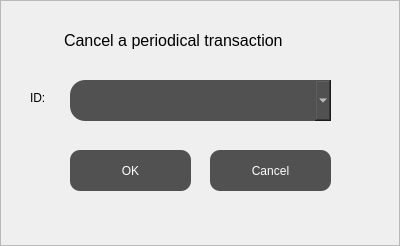
Old version of the form GUI/PCancellingFrame.ui in the repository i800/BankClient.
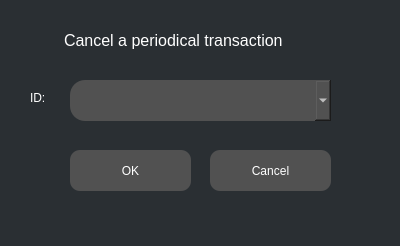
New version of the form.

Commit message: Periodical transaction cancelling fix.

```diff
--- a/GUI/PCancellingFrame.ui
+++ b/GUI/PCancellingFrame.ui
@@ -13,6 +13,14 @@
   <property name="windowTitle">
    <string>Frame</string>
   </property>
+  <property name="styleSheet">
+   <string notr="true">QFrame {
+    background-color: rgb(42, 47, 51);
+    color: white;
+    border-style: none;
+    border-radius: 15px;
+}</string>
+  </property>
   <property name="frameShape">
    <enum>QFrame::StyledPanel</enum>
   </property>
```
Left out of the diff: 39 changed lines with no effect on the pictures. The commit also changes 4 other files.
